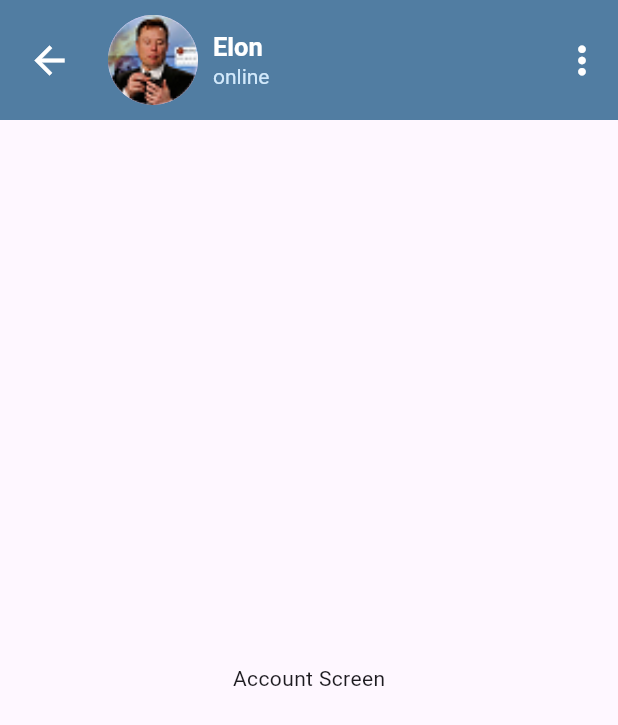
After one commit to Sanjarbek17/telegram_clone, a Flutter app: the ChatAccountScreen screen opened directly, on a phone screen of 412 x 824 dp. The commit adds this screen. Shown: the top 725 px of the screen. Run offline on Flutter 3.47's test engine with Material 3 defaults, Android fonts, the phone set to English and light mode, and no system bars; our stand-ins replace flutter_svg.

Commit message:
init chat account

```diff
--- /dev/null
+++ b/lib/features/chat/presentation/screens/chat_account_screen.dart
@@ -0,0 +1,14 @@
+import 'package:flutter/material.dart';
+import 'package:telegram_clone/features/chat/presentation/widgets/custom_appbar.dart';
+
+class ChatAccountScreen extends StatelessWidget {
+  const ChatAccountScreen({super.key});
+
+  @override
+  Widget build(BuildContext context) {
+    return Scaffold(
+      appBar: CustomAppbar(),
+      body: Center(child: Text('Account Screen')),
+    );
+  }
+}
--- /dev/null
+++ b/lib/features/chat/presentation/widgets/custom_appbar.dart
@@ -0,0 +1,65 @@
+import 'package:flutter/material.dart';
+import 'package:telegram_clone/core/constans/constant_colors.dart';
+import 'package:telegram_clone/features/chat/presentation/screens/chat_account_screen.dart';
+
+class CustomAppbar extends StatelessWidget implements PreferredSizeWidget {
+  @override
+  Size get preferredSize => Size.fromHeight(80);
+
+  const CustomAppbar({super.key});
+
+  @override
+  AppBar build(BuildContext context) {
+    return AppBar(
+      toolbarHeight: 80,
+      backgroundColor: ConstantColors.primaryColor,
+      leading: Padding(
+        padding: const EdgeInsets.symmetric(horizontal: 10.0),
+        child: IconButton(
+          onPressed: () {},
+          icon: Icon(Icons.arrow_back_outlined, color: Colors.white, size: 30),
+        ),
+      ),
+      title: GestureDetector(
+        onTap: () {
+          Navigator.push(
+            context,
+            MaterialPageRoute(builder: (context) => ChatAccountScreen()),
+          );
+        },
+        child: Row(
+          children: [
+            CircleAvatar(
+              radius: 30,
+              backgroundImage: AssetImage('assets/images/Avatar.png'),
+            ),
+            SizedBox(width: 10),
+            Column(
+              crossAxisAlignment: CrossAxisAlignment.start,
+              children: [
+                Text(
+                  'Elon',
+                  style: TextStyle(
+                    color: Colors.white,
+                    fontSize: 17,
+                    fontWeight: FontWeight.bold,
+                  ),
+                ),
+                Text(
+                  'online',
+                  style: TextStyle(color: Color(0xffD2E9FB), fontSize: 14),
+                ),
+              ],
+            ),
+          ],
+        ),
+      ),
+      actions: [
+        IconButton(
+          onPressed: () {},
+          icon: Icon(Icons.more_vert, color: Colors.white, size: 30),
+        ),
+      ],
+    );
+  }
+}
```
Also changed, not shown: lib/features/chat/presentation/screens/chat_screen.dart (+2 -48 lines), lib/features/chat/presentation/widgets/new.dart (deleted).
